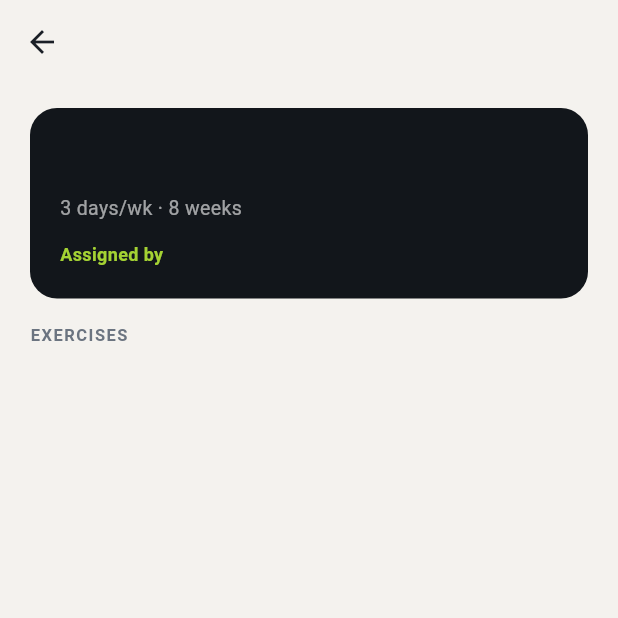
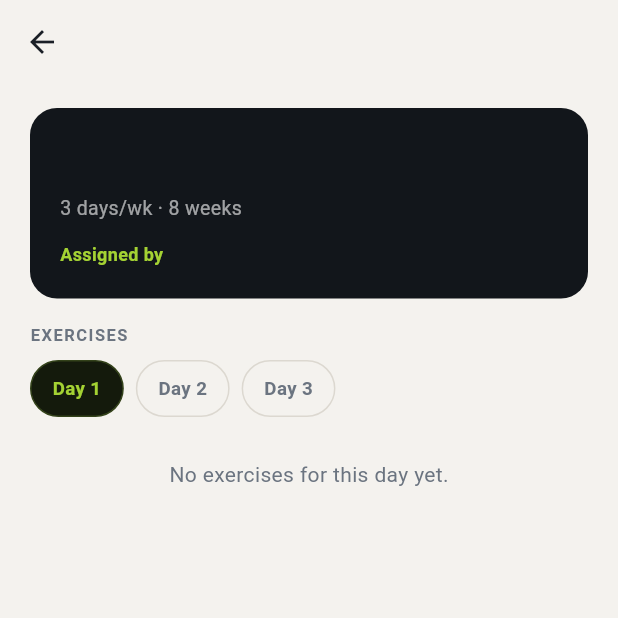
Before and after one commit to mscit-admin/ARETE_Enhance, a Flutter app: the PlanDetailScreen screen opened directly with empty values, on a phone screen of 412 x 824 dp, the top half of it. Run offline on Flutter 3.47's test engine with Material 3 defaults, Android fonts, the phone set to English and light mode, and no system bars; our stand-ins replace flutter_local_notifications, permission_handler, qr_flutter, shared_preferences; missing offline and left inert: mobile_scanner; accounts and stored records are empty; generated files the repository leaves out were written again.

```diff
--- a/lib/features/trainer/plan_detail_screen.dart
+++ b/lib/features/trainer/plan_detail_screen.dart
@@ -7,18 +7,39 @@ import '../../data/models/trainer_plan.dart';
 import '../../l10n/app_localizations.dart';
 import '../../shared/widgets/app_card.dart';
 import '../../shared/widgets/section_label.dart';
+import '../workout/plan_session_screen.dart';
 
-/// Read-only view of a plan and its exercises. Shared by the trainer (their
-/// own plans) and the trainee (an assigned plan).
-class PlanDetailScreen extends StatelessWidget {
+/// View of a plan grouped by day. Shared by the trainer (their own plans) and
+/// the trainee (an assigned plan — who also gets a "start session" button).
+class PlanDetailScreen extends StatefulWidget {
   const PlanDetailScreen({super.key, required this.plan});
 
   final TrainerPlan plan;
 
   @override
+  State<PlanDetailScreen> createState() => _PlanDetailScreenState();
+}
+
+class _PlanDetailScreenState extends State<PlanDetailScreen> {
+  int _selectedDay = 0;
+
+  int get _dayCount {
+    var maxDay = widget.plan.daysPerWeek;
+    for (final e in widget.plan.exercises) {
+      if (e.day + 1 > maxDay) maxDay = e.day + 1;
+    }
+    return maxDay < 1 ? 1 : maxDay;
+  }
+
+  @override
   Widget build(BuildContext context) {
     final l = AppLocalizations.of(context);
     final p = context.palette;
+    final plan = widget.plan;
+    final ar = Directionality.of(context) == TextDirection.rtl;
+    final isTrainee = plan.coachName != null;
+    final dayExercises =
+        plan.exercises.where((e) => e.day == _selectedDay).toList();
 
     return Scaffold(
       appBar: AppBar(title: Text(plan.name)),
@@ -68,10 +89,105 @@ class PlanDetailScreen extends StatelessWidget {
             const SizedBox(height: AppSpacing.lg),
             SectionLabel(l.planExercisesSection),
             const SizedBox(height: AppSpacing.sm),
-            for (var i = 0; i < plan.exercises.length; i++) ...[
-              AppCard(
+
+            // ---- Day selector ----
+            if (_dayCount > 1) ...[
+              SizedBox(
+                height: 38,
+                child: ListView.separated(
+                  scrollDirection: Axis.horizontal,
+                  itemCount: _dayCount,
+                  separatorBuilder: (_, __) => const SizedBox(width: 8),
+                  itemBuilder: (_, i) {
+                    final selected = i == _selectedDay;
+                    return InkWell(
+                      borderRadius: BorderRadius.circular(999),
+                      onTap: () => setState(() => _selectedDay = i),
+                      child: Container(
+                        padding: const EdgeInsets.symmetric(horizontal: 14),
+                        alignment: Alignment.center,
+                        decoration: BoxDecoration(
+                          color: selected ? AppColors.limeTintBg : p.surfaceAlt,
+                          borderRadius: BorderRadius.circular(999),
+                          border: Border.all(
+                              color: selected
+                                  ? AppColors.limeTintBorder
+                                  : p.line),
+                        ),
+                        child: Text(
+                          l.planDay(i + 1),
+                          style: TextStyle(
+                            fontSize: 12.5,
+                            fontWeight: FontWeight.w700,
+                            color: selected ? AppColors.accent : p.muted,
+                          ),
+                        ),
+                      ),
+                    );
+                  },
+                ),
+              ),
+              const SizedBox(height: AppSpacing.md),
+            ],
+
+            if (dayExercises.isEmpty)
+              Padding(
+                padding: const EdgeInsets.symmetric(vertical: AppSpacing.lg),
+                child: Center(
+                  child: Text(l.planDayEmpty,
+                      style: context.textStyles.bodyMedium
+                          ?.copyWith(color: p.muted)),
+                ),
+              )
+            else
+              for (var i = 0; i < dayExercises.length; i++) ...[
+                _ExerciseRow(index: i + 1, ex: dayExercises[i], arabic: ar),
+                const SizedBox(height: AppSpacing.sm),
+              ],
+
+            if (isTrainee && dayExercises.isNotEmpty) ...[
+              const SizedBox(height: AppSpacing.md),
+              ElevatedButton.icon(
+                onPressed: () => Navigator.of(context).push(
+                  MaterialPageRoute(
+                    builder: (_) => PlanSessionScreen(
+                        plan: plan, dayIndex: _selectedDay),
+                  ),
+                ),
+                icon: const Icon(Icons.play_arrow_rounded),
+                label: Text(l.planStartSession),
+              ),
+            ],
+          ],
+        ),
+      ),
+    );
+  }
+}
+
+class _ExerciseRow extends StatelessWidget {
+  const _ExerciseRow({
+    required this.index,
+    required this.ex,
+    required this.arabic,
+  });
+  final int index;
+  final PlanExercise ex;
+  final bool arabic;
+
+  @override
+  Widget build(BuildContext context) {
+    final l = AppLocalizations.of(context);
+    final p = context.palette;
+    final metrics = ex.weight != null && ex.weight! > 0
+        ? '${l.planSetsReps(ex.sets, ex.reps)} · ${_fmt(ex.weight!)} ${l.planKg}'
+        : l.planSetsReps(ex.sets, ex.reps);
+    return AppCard(
       padding: const EdgeInsets.all(AppSpacing.md),
-                child: Row(
+      child: Column(
+        crossAxisAlignment: CrossAxisAlignment.start,
+        children: [
+          Row(
             children: [
               Container(
                 width: 30,
@@ -81,7 +197,7 @@ class PlanDetailScreen extends StatelessWidget {
                   color: p.surfaceAlt,
                   borderRadius: BorderRadius.circular(8),
                 ),
-                      child: Text('${i + 1}',
+                child: Text('$index',
                     style: TextStyle(
                         fontWeight: FontWeight.w800,
                         color: p.muted,
@@ -89,23 +205,34 @@ class PlanDetailScreen extends StatelessWidget {
               ),
               const SizedBox(width: AppSpacing.md),
               Expanded(
-                      child: Text(plan.exercises[i].name,
+                child: Column(
+                  crossAxisAlignment: CrossAxisAlignment.start,
+                  children: [
+                    Text(ex.label(arabic),
                         style: context.textStyles.titleMedium),
-                    ),
-                    Text(
-                      l.planSetsReps(
-                          plan.exercises[i].sets, plan.exercises[i].reps),
-                      style: TextStyle(
-                          fontWeight: FontWeight.w700, color: p.text),
-                    ),
+                    if (ex.muscleGroup.isNotEmpty)
+                      Text(ex.muscleGroup,
+                          style: context.textStyles.bodySmall
+                              ?.copyWith(color: p.muted)),
                   ],
                 ),
               ),
-              const SizedBox(height: AppSpacing.sm),
+              Text(metrics,
+                  style:
+                      TextStyle(fontWeight: FontWeight.w700, color: p.text)),
+            ],
+          ),
+          if (ex.notes.isNotEmpty) ...[
+            const SizedBox(height: 6),
+            Text(ex.notes,
+                style: context.textStyles.bodySmall
+                    ?.copyWith(color: AppColors.accent)),
           ],
         ],
       ),
-      ),
     );
   }
+
+  static String _fmt(double d) =>
+      d == d.roundToDouble() ? d.toInt().toString() : d.toString();
 }
```
Also changed, not shown: lib/features/workout/plan_session_screen.dart (added, +214 -0 lines), lib/l10n/app_ar.arb (+11 -1 lines), lib/l10n/app_en.arb (+11 -1 lines), lib/l10n/app_fr.arb (+11 -1 lines), lib/state/my_plan_controller.dart (+22 -0 lines). Lines whose indentation alone changed are shown as unchanged.
